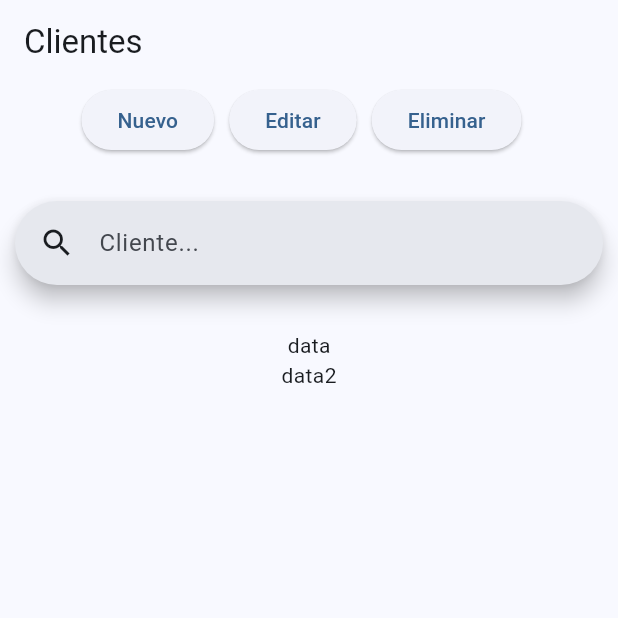
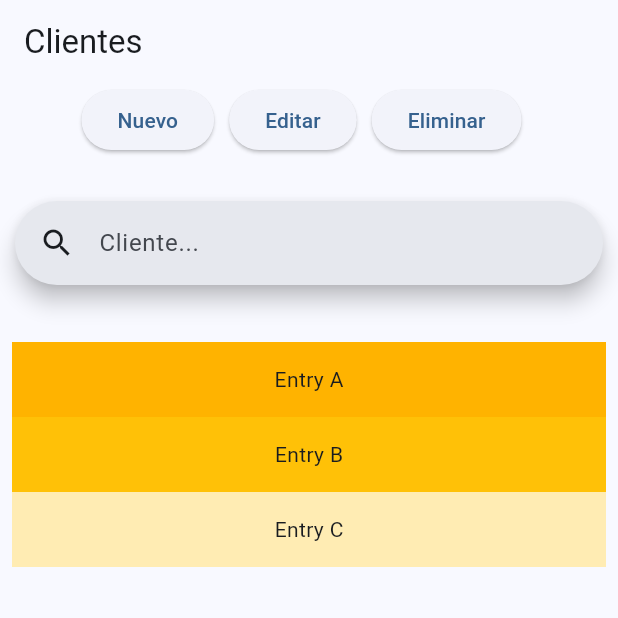
Before and after one commit to leoerazo/car_fix_2.0, a Flutter app: the ClienteScreen screen opened by its route, on a phone screen of 412 x 824 dp, the top half of it. Run offline on Flutter 3.47's test engine with Material 2 defaults, Android fonts, the phone set to English and light mode, and no system bars; our stand-ins replace go_router.

Commit message:
grid simulated

```diff
--- a/lib/presentation/screen/cliente/cliente_screen.dart
+++ b/lib/presentation/screen/cliente/cliente_screen.dart
@@ -1,5 +1,8 @@
 import 'package:flutter/material.dart';
+import 'package:taller_automotriz/infraestructures/models/clientes_datos_model.dart';
 import 'package:taller_automotriz/presentation/screen/detalle_cliente/detalle_cliente_screen.dart';
+import 'package:taller_automotriz/presentation/widget/fullscreen_cliente/fullscreen-cliente.dart';
+import 'package:taller_automotriz/presentation/widget/shared/clientes_scrollable.dart';
 
 class ClienteScreen extends StatelessWidget {
 
@@ -10,6 +13,9 @@ class ClienteScreen extends StatelessWidget {
   @override
   Widget build(BuildContext context) {
     final scaffoldkey = GlobalKey<ScaffoldState>();
+
+    final List<ClientesDatosModel> cliente;
+
     return Scaffold(
       appBar: AppBar(
         title: const Text('Clientes'),
@@ -61,17 +67,9 @@ class ClienteScreen extends StatelessWidget {
                           hintText: 'Cliente...',
                     ),
                   ),
+                SizedBox(height: 20,),
 
-                const SingleChildScrollView(
-                    child: Column(
-                      children:[
-                        Padding(padding: EdgeInsets.symmetric(vertical: 10,)),
-                        Text('data'),
-                        Text('data2')
-                      ],
-                    ),
-
-                  ),
+                FullScreenPlayer(nombre: 'nombre', dui: 'dui')
 
               ],
             ),
--- /dev/null
+++ b/lib/presentation/widget/fullscreen_cliente/fullscreen-cliente.dart
@@ -0,0 +1,58 @@
+import 'package:flutter/material.dart';
+
+
+class FullScreenPlayer extends StatefulWidget {
+
+  final String nombre;
+  final String dui;
+
+  const FullScreenPlayer({
+    super.key,
+    required this.nombre,
+    required this.dui,
+    });
+
+  @override
+  State<FullScreenPlayer> createState() => _FullScreenPlayerState();
+
+}
+
+class _FullScreenPlayerState extends State<FullScreenPlayer> {
+
+  @override
+  void initState() {
+    super.initState();
+  }
+
+  @override
+  void dispose() {
+    super.dispose();
+  }
+
+  @override
+  Widget build(BuildContext context) {
+    return Container(
+      height: 200,
+      child: ListView(
+      padding: const EdgeInsets.all(8),
+      children: <Widget>[
+      Container(
+        height: 50,
+        color: Colors.amber[600],
+        child: const Center(child: Text('Entry A')),
+      ),
+      Container(
+        height: 50,
+        color: Colors.amber[500],
+        child: const Center(child: Text('Entry B')),
+      ),
+      Container(
+        height: 50,
+        color: Colors.amber[100],
+        child: const Center(child: Text('Entry C')),
+      ),
+      ],
+    ),
+    );
+  }
+}
```
Also changed, not shown: lib/presentation/screen/login_screen/login_screen.dart (+5 -5 lines), lib/presentation/screen/login_screen/sing_up_screen.dart (+5 -5 lines), lib/presentation/widget/shared/clientes_scrollable.dart (added, +42 -0 lines).
